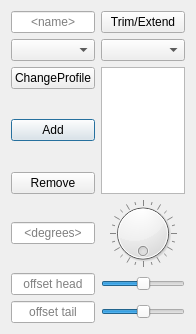
Old version of the form dialogs/fbranch.ui in the repository oddtopus/flamingo.
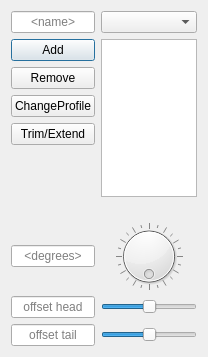
New version of the form.

Commit message: FrameBranch: changeProfile, tailsOffset, headsoffset

```diff
--- a/dialogs/fbranch.ui
+++ b/dialogs/fbranch.ui
@@ -6,8 +6,8 @@
    <rect>
     <x>0</x>
     <y>0</y>
-    <width>196</width>
-    <height>334</height>
+    <width>208</width>
+    <height>357</height>
    </rect>
   </property>
   <property name="windowTitle">
@@ -15,37 +15,6 @@
   </property>
   <layout class="QGridLayout" name="gridLayout_2">
    <item row="2" column="0">
-    <widget class="QComboBox" name="comboActiveFB"/>
-   </item>
-   <item row="5" column="0">
-    <widget class="QPushButton" name="btnAdd">
-     <property name="text">
-      <string>Add</string>
-     </property>
-    </widget>
-   </item>
-   <item row="3" column="0">
-    <widget class="QPushButton" name="btnProfile">
-     <property name="text">
-      <string>ChangeProfile</string>
-     </property>
-    </widget>
-   </item>
-   <item row="7" column="0">
-    <widget class="QPushButton" name="btnRemove">
-     <property name="text">
-      <string>Remove</string>
-     </property>
-    </widget>
-   </item>
-   <item row="1" column="1">
-    <widget class="QPushButton" name="btnTrim">
-     <property name="text">
-      <string>Trim/Extend</string>
-     </property>
-    </widget>
-   </item>
-   <item row="1" column="0">
     <widget class="QLineEdit" name="editName">
      <property name="minimumSize">
       <size>
@@ -61,13 +30,30 @@
      </property>
     </widget>
    </item>
+   <item row="9" column="0" colspan="2">
+    <widget class="QLabel" name="lab1">
+     <property name="text">
+      <string>&lt;selected frameBranch&gt;</string>
+     </property>
+     <property name="alignment">
+      <set>Qt::AlignCenter</set>
+     </property>
+    </widget>
+   </item>
+   <item row="3" column="0">
+    <widget class="QPushButton" name="btnAdd">
+     <property name="text">
+      <string>Add</string>
+     </property>
+    </widget>
+   </item>
    <item row="3" column="1" rowspan="5">
     <widget class="QListWidget" name="listSizes"/>
    </item>
    <item row="2" column="1">
     <widget class="QComboBox" name="comboRatings"/>
    </item>
-   <item row="9" column="1">
+   <item row="10" column="1">
     <widget class="QDial" name="dialAngle">
      <property name="maximum">
       <number>359</number>
@@ -92,7 +78,7 @@
      </property>
     </widget>
    </item>
-   <item row="9" column="0">
+   <item row="10" column="0">
     <widget class="QLineEdit" name="editAngle">
      <property name="minimumSize">
       <size>
@@ -108,7 +94,7 @@
      </property>
     </widget>
    </item>
-   <item row="10" column="1">
+   <item row="11" column="1">
     <widget class="QSlider" name="sliHead">
      <property name="minimum">
       <number>-99</number>
@@ -118,7 +104,7 @@
      </property>
     </widget>
    </item>
-   <item row="10" column="0">
+   <item row="11" column="0">
     <widget class="QLineEdit" name="editHead">
      <property name="alignment">
       <set>Qt::AlignCenter</set>
@@ -128,7 +114,7 @@
      </property>
     </widget>
    </item>
-   <item row="11" column="1">
+   <item row="12" column="1">
     <widget class="QSlider" name="sliTail">
      <property name="minimum">
       <number>-99</number>
@@ -138,7 +124,7 @@
      </property>
     </widget>
    </item>
-   <item row="11" column="0">
+   <item row="12" column="0">
     <widget class="QLineEdit" name="editTail">
      <property name="alignment">
       <set>Qt::AlignCenter</set>
@@ -148,6 +134,27 @@
      </property>
     </widget>
    </item>
+   <item row="6" column="0">
+    <widget class="QPushButton" name="btnTrim">
+     <property name="text">
+      <string>Trim/Extend</string>
+     </property>
+    </widget>
+   </item>
+   <item row="5" column="0">
+    <widget class="QPushButton" name="btnProfile">
+     <property name="text">
+      <string>ChangeProfile</string>
+     </property>
+    </widget>
+   </item>
+   <item row="4" column="0">
+    <widget class="QPushButton" name="btnRemove">
+     <property name="text">
+      <string>Remove</string>
+     </property>
+    </widget>
+   </item>
   </layout>
  </widget>
  <resources/>
```
The commit also changes 3 other files.
